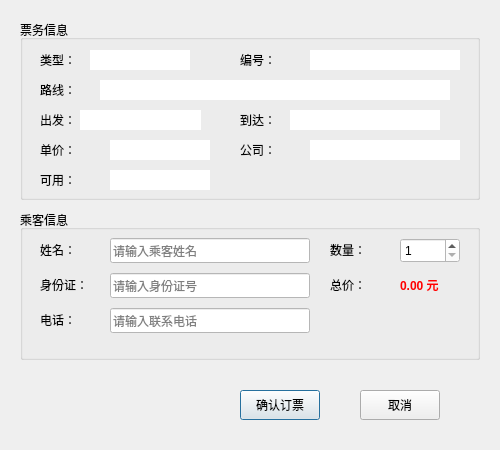
The window that Flight/order_dialog.ui (wuyh266/Flight_Management) describes before a commit, drawn with Qt 5.
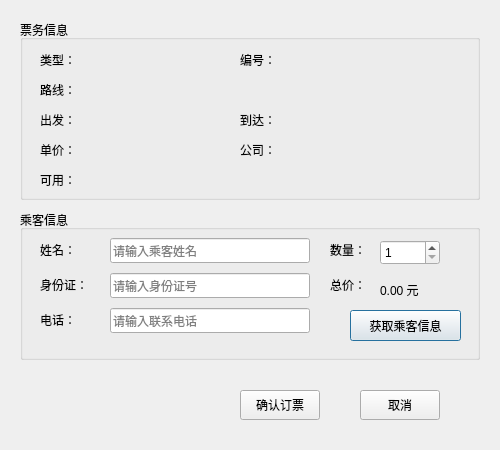
The same window after the commit.

Commit message: edit_infor.ui修改，界面的拉伸，注销功能实现修改，deal功能栏各界面的切换，订票中新加了自动获取乘客信息的操作

What changed in the file:
```diff
--- a/Flight/order_dialog.ui
+++ b/Flight/order_dialog.ui
@@ -56,9 +56,6 @@
       <height>20</height>
      </rect>
     </property>
-    <property name="styleSheet">
-     <string notr="true">background-color: rgb(255, 255, 255);</string>
-    </property>
     <property name="text">
      <string/>
     </property>
@@ -88,9 +85,6 @@
       <height>20</height>
      </rect>
     </property>
-    <property name="styleSheet">
-     <string notr="true">background-color: rgb(255, 255, 255);</string>
-    </property>
     <property name="text">
      <string/>
     </property>
@@ -117,9 +111,6 @@
       <height>20</height>
      </rect>
     </property>
-    <property name="styleSheet">
-     <string notr="true">background-color: rgb(255, 255, 255);</string>
-    </property>
     <property name="text">
      <string/>
     </property>
@@ -146,9 +137,6 @@
       <height>20</height>
      </rect>
     </property>
-    <property name="styleSheet">
-     <string notr="true">background-color: rgb(255, 255, 255);</string>
-    </property>
     <property name="text">
      <string/>
     </property>
@@ -175,9 +163,6 @@
       <height>20</height>
      </rect>
     </property>
-    <property name="styleSheet">
-     <string notr="true">background-color: rgb(255, 255, 255);</string>
-    </property>
     <property name="text">
      <string/>
     </property>
@@ -204,9 +189,6 @@
       <height>20</height>
      </rect>
     </property>
-    <property name="styleSheet">
-     <string notr="true">background-color: rgb(255, 255, 255);</string>
-    </property>
     <property name="text">
      <string/>
     </property>
@@ -233,9 +215,6 @@
       <height>20</height>
      </rect>
     </property>
-    <property name="styleSheet">
-     <string notr="true">background-color: rgb(255, 255, 255);</string>
-    </property>
     <property name="text">
      <string/>
     </property>
@@ -262,9 +241,6 @@
       <height>20</height>
      </rect>
     </property>
-    <property name="styleSheet">
-     <string notr="true">background-color: rgb(255, 255, 255);</string>
-    </property>
     <property name="text">
      <string/>
     </property>
@@ -307,9 +283,6 @@
       <height>25</height>
      </rect>
     </property>
-    <property name="styleSheet">
-     <string notr="true">background-color: rgb(255, 255, 255);</string>
-    </property>
     <property name="placeholderText">
      <string>请输入乘客姓名</string>
     </property>
@@ -336,9 +309,6 @@
       <height>25</height>
      </rect>
     </property>
-    <property name="styleSheet">
-     <string notr="true">background-color: rgb(255, 255, 255);</string>
-    </property>
     <property name="placeholderText">
      <string>请输入身份证号</string>
     </property>
@@ -365,9 +335,6 @@
       <height>25</height>
      </rect>
     </property>
-    <property name="styleSheet">
-     <string notr="true">background-color: rgb(255, 255, 255);</string>
-    </property>
     <property name="placeholderText">
      <string>请输入联系电话</string>
     </property>
@@ -388,15 +355,12 @@
    <widget class="QSpinBox" name="spinBox_count">
     <property name="geometry">
      <rect>
-      <x>380</x>
-      <y>28</y>
+      <x>360</x>
+      <y>30</y>
       <width>60</width>
       <height>25</height>
      </rect>
     </property>
-    <property name="styleSheet">
-     <string notr="true">background-color: rgb(255, 255, 255);</string>
-    </property>
     <property name="minimum">
      <number>1</number>
     </property>
@@ -423,19 +387,29 @@
    <widget class="QLabel" name="label_total">
     <property name="geometry">
      <rect>
-      <x>380</x>
-      <y>65</y>
-      <width>61</width>
+      <x>360</x>
+      <y>70</y>
+      <width>71</width>
       <height>20</height>
      </rect>
     </property>
-    <property name="styleSheet">
-     <string>color: red; font-weight: bold;</string>
-    </property>
     <property name="text">
      <string>0.00 元</string>
     </property>
    </widget>
+   <widget class="QPushButton" name="btn_passenger">
+    <property name="geometry">
+     <rect>
+      <x>330</x>
+      <y>100</y>
+      <width>111</width>
+      <height>31</height>
+     </rect>
+    </property>
+    <property name="text">
+     <string>获取乘客信息</string>
+    </property>
+   </widget>
   </widget>
   <widget class="QPushButton" name="btn_confirm">
    <property name="geometry">
@@ -467,14 +441,11 @@
    <property name="geometry">
     <rect>
      <x>40</x>
-     <y>370</y>
-     <width>221</width>
+     <y>380</y>
+     <width>191</width>
      <height>41</height>
     </rect>
    </property>
-   <property name="styleSheet">
-    <string>color: red; font-weight: bold;</string>
-   </property>
    <property name="text">
     <string/>
    </property>
```
The commit also changes 32 other files.
